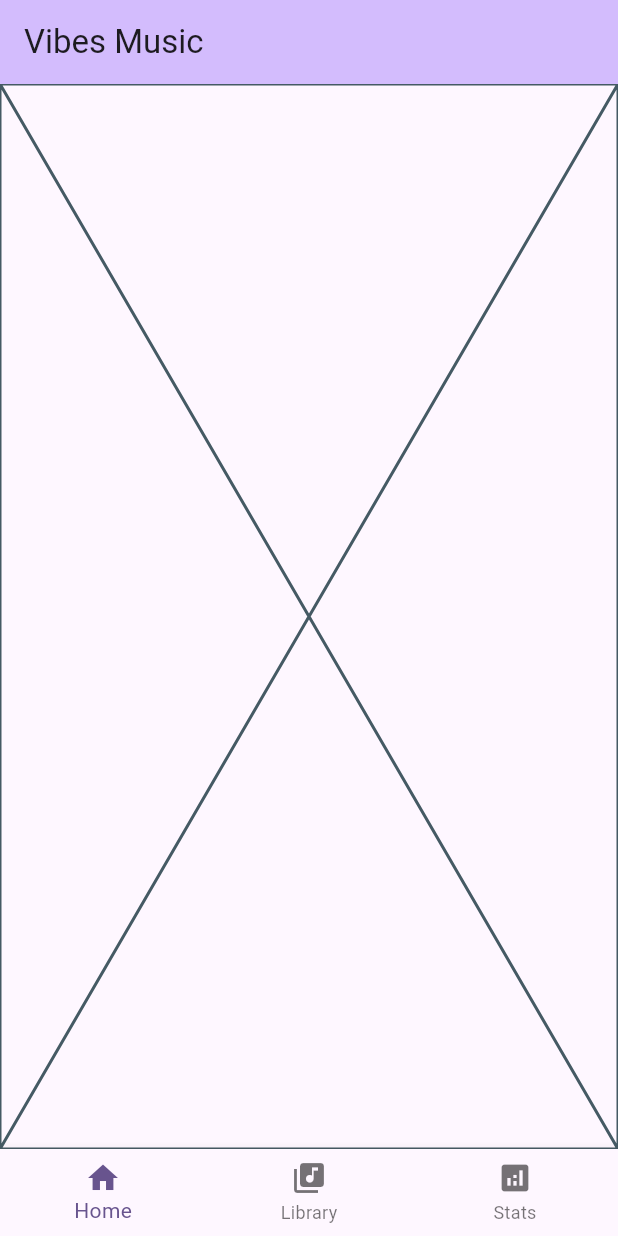
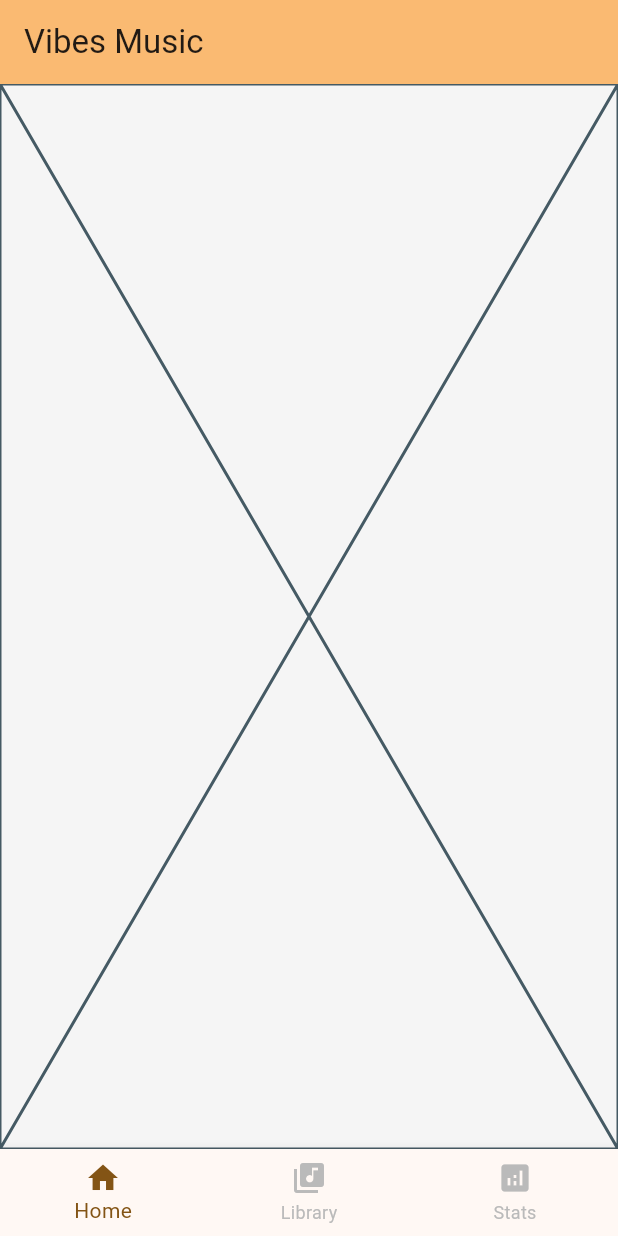
Before and after one commit to darlingson/vibes-music-player, a Flutter app: the screen it shows after launch, on a phone screen of 412 x 824 dp. Run offline on Flutter 3.47's test engine with Material 3 defaults, Android fonts, the phone set to English and light mode, and no system bars; Roboto replaces fonts that are missing (OpenSans).

Commit message:
added a theme

```diff
--- a/lib/main.dart
+++ b/lib/main.dart
@@ -16,10 +16,27 @@
       debugShowCheckedModeBanner: false,
       title: 'Vibes Music player',
       theme: ThemeData(
-        colorScheme: ColorScheme.fromSeed(seedColor: Colors.deepPurple),
+        primaryColor: const Color(0xFFffa07a),
+        primaryColorDark: const Color(0xFFc77800),
+        primaryColorLight: const Color(0xFFffc107),
+        dialogBackgroundColor: const Color(0xFFf5f5f5),
+        disabledColor: const Color(0xFFbababa),
+        dividerColor: const Color(0xFFe0e0e0),
+        focusColor: const Color(0xFFffd700),
+        highlightColor: const Color(0xFFffd700),
+        hintColor: const Color(0xFF909090),
+        hoverColor: const Color(0xFFffe07d),
+        indicatorColor: const Color(0xFFffa07a),
+        scaffoldBackgroundColor: Color(0xFFf5f5f5),
+        secondaryHeaderColor: Color(0xFFf7dc6f),
+        shadowColor: Color(0xFFc77800),
+        splashColor: Color(0xFFffd700),
+        unselectedWidgetColor: Color(0xFFbababa),
+        fontFamily: 'OpenSans',
+        colorScheme: ColorScheme.fromSeed(seedColor: Colors.orangeAccent),
         useMaterial3: true,
       ),
-      home: const MyHomePage(title: 'Flutter Demo Home Page'),
+      home: const MyHomePage(title: 'Vibes Music'),
     );
   }
 }
```
